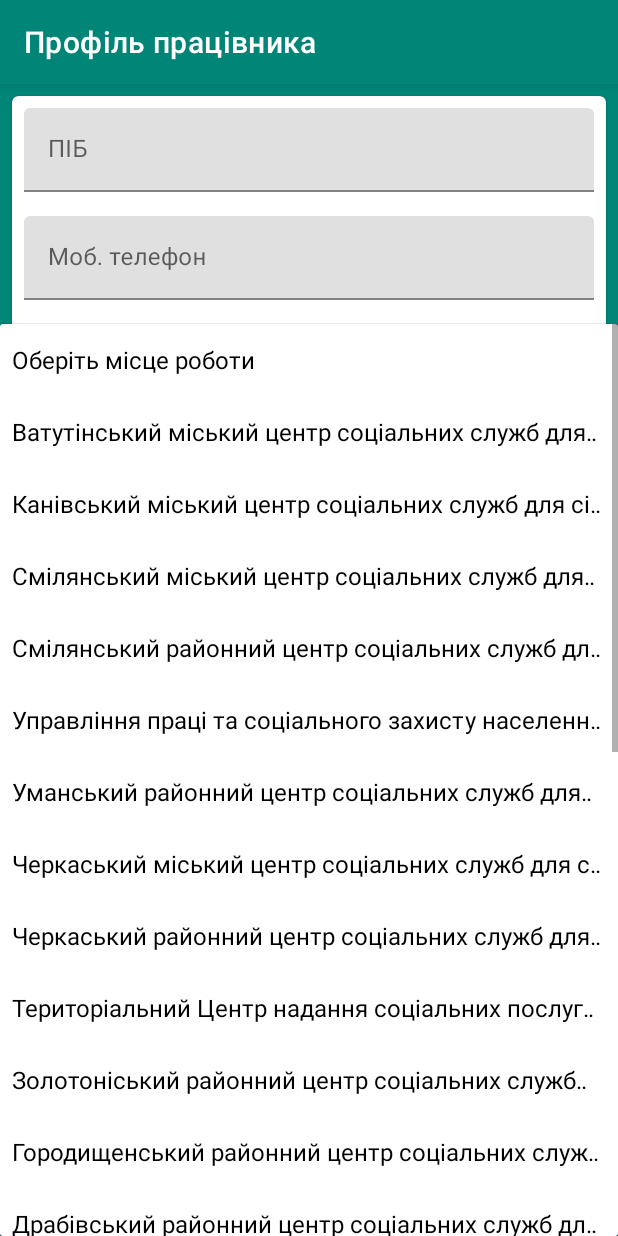
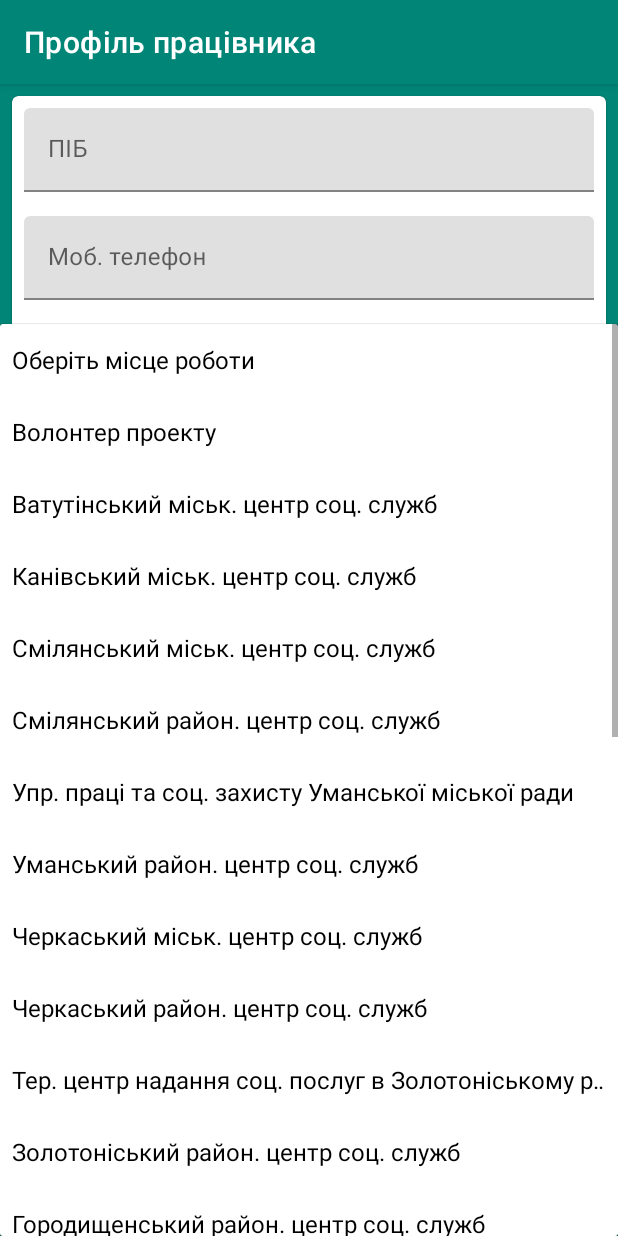
Before and after one commit to eveteranteam/VFaces, an Android app: the fragment ProfileFragment placed in its activity, after a tap on "Оберіть місце роботи", on a phone screen of 412 x 824 dp. Run offline under Robolectric (Android 15) with nearby library versions, the phone set to English and light mode, and no system bars; our stand-ins replace Firebase (no records; nobody signed in at launch, a user with empty details on screens opened directly); 1 statement that could not run was skipped.

Commit message:
Change phone number validation, bugfixing, messages

```diff
--- a/app/src/main/java/ua/gov/mva/vfaces/utils/InputValidationUtils.kt
+++ b/app/src/main/java/ua/gov/mva/vfaces/utils/InputValidationUtils.kt
@@ -7,13 +7,13 @@ object InputValidationUtils {
     private const val EMAIL_PATTERN =
         "^[_A-Za-z0-9-\\+]+(\\.[_A-Za-z0-9-]+)*@" + "[A-Za-z0-9-]+(\\.[A-Za-z0-9]+)*(\\.[A-Za-z]{2,})$"
 
+    private const val UA_PHONE_PATTERN = "^(0|\\+380)\\d{9}\$"
+
     private const val NAME_MINIMUM_LENGTH = 1
     private const val NAME_MAXIMUM_LENGTH = 30
     private const val PASSWORD_MINIMUM_LENGTH = 6
     private const val PASSWORD_MAXIMUM_LENGTH = 30
     private const val PHONE_MINIMUM_LENGTH = 10
-    private const val PHONE_LENGTH = 10
-    private const val PHONE_INTERNATIONAL_LENGTH = 13
 
     fun isEmailValid(email: String): Boolean {
         val pattern = Pattern.compile(EMAIL_PATTERN)
@@ -29,8 +29,8 @@ object InputValidationUtils {
     }
 
     fun isPhoneValid(phone: String) : Boolean {
-        val length = phone.length
-        return length == PHONE_INTERNATIONAL_LENGTH || length == PHONE_LENGTH
+        val pattern = Pattern.compile(UA_PHONE_PATTERN)
+        return pattern.matcher(phone).matches()
     }
 
     fun isPhoneTooShort(phone: String) : Boolean {
--- a/app/src/main/res/values/strings.xml
+++ b/app/src/main/res/values/strings.xml
@@ -37,7 +37,7 @@
     <string name="email_not_confirmed">Ви не підтвердили Email</string>
     <string name="wrong_credentials">Неправильний Email або пароль</string>
     <string name="wrong_data_field">Некоректні дані</string>
-    <string name="wrong_number">Номер повинен бути у форматі \'+XXX\' або \'0XX\'</string>
+    <string name="wrong_number">Номер повинен бути у форматі \'+380ХХХХХХХХХ\' або \'0ХХХХХХХХХ\'</string>
     <string name="wrong_number_too_short">Номен не повинен бути коротшим 10 символів</string>
 
     <!-- Auth screen -->
@@ -56,7 +56,7 @@
     <string name="sign_up_text">Зареєструватися</string>
     <string name="sign_up_title">Реєстрація</string>
     <string name="sign_up_successful">Реєстрація успішна!</string>
-    <string name="sign_up_verify_email">Для завершення необхідно підтвердити\nВашу Email адресу.\n\nІнструкцію з підтвердження було надіслало на\n%s.
+    <string name="sign_up_verify_email">Для завершення необхідно підтвердити\nВашу Email адресу.\n\nІнструкцію з підтвердження було надіслано на\n%s.
     </string>
     <string name="sign_up_success">%s успішно зареєстровано</string>
     <string name="sign_up_email_collision">На жаль Email %s вже зайнятий. Буль ласка, спробуйте інший.</string>
@@ -85,38 +85,39 @@
 
     <string-array name="profile_organisations_list">
         <item>Оберіть місце роботи</item>
-        <item>Ватутінський міський центр соціальних служб для сім’ї, дітей та молоді</item>
-        <item>Канівський міський центр соціальних служб для сім’ї, дітей та молоді</item>
-        <item>Смілянський міський центр соціальних служб для сім’ї, дітей та молоді</item>
-        <item>Смілянський районний центр соціальних служб для сім’ї, дітей та молоді</item>
-        <item>Управління праці та соціального захисту населення Уманської міської ради</item>
-        <item>Уманський районний центр соціальних служб для сім’ї, дітей та молоді</item>
-        <item>Черкаський міський центр соціальних служб для сім’ї, дітей та молоді</item>
-        <item>Черкаський районний центр соціальних служб для сім’ї, дітей та молоді</item>
-        <item>Територіальний Центр надання соціальних послуг в Золотоніському районі</item>
-        <item>Золотоніський районний центр соціальних служб для сім’ї, дітей та молоді</item>
-        <item>Городищенський районний центр соціальних служб для сім’ї, дітей та молоді</item>
-        <item>Драбівський районний центр соціальних служб для сім’ї, дітей та молоді</item>
-        <item>Жашківський районний центр соціальних служб для сім’ї, дітей та молоді</item>
-        <item>Звенигородський районний центр соціальних служб для сім’ї, дітей та молоді</item>
-        <item>Канівський районний центр соціальних служб для сім’ї, дітей та молоді</item>
-        <item>Катеринопільський районний центр соціальних служб для сім’ї, дітей та молоді</item>
-        <item>Кам’янський районний центр соціальних служб для сім’ї, дітей та молоді</item>
-        <item>Корсунь-Шевченківський районний центр соціальних служб для сім’ї, дітей та молоді</item>
-        <item>Лисянський районний центр соціальних служб для сім’ї, дітей та молоді</item>
-        <item>Маньківський районний центр соціальних служб для сім’ї, дітей та молоді</item>
-        <item>Монастирищенський районний центр соціальних служб для сім’ї, дітей та молоді</item>
-        <item>Тальнівський районний центр соціальних служб для сім’ї, дітей та молоді</item>
-        <item>Христинівський районний центр соціальних служб для сім’ї, дітей та молоді</item>
-        <item>Чигиринський районний центр соціальних служб для сім’ї, дітей та молоді</item>
-        <item>Чорнобаївський районний центр соціальних служб для сім’ї, дітей та молоді</item>
-        <item>Шполянський районний центр соціальних служб для сім’ї, дітей та молоді</item>
+        <item>Волонтер проекту</item>
+        <item>Ватутінський міськ. центр соц. служб</item>
+        <item>Канівський міськ. центр соц. служб</item>
+        <item>Смілянський міськ. центр соц. служб</item>
+        <item>Смілянський район. центр соц. служб</item>
+        <item>Упр. праці та соц. захисту Уманської міської ради</item>
+        <item>Уманський район. центр соц. служб</item>
+        <item>Черкаський міськ. центр соц. служб</item>
+        <item>Черкаський район. центр соц. служб</item>
+        <item>Тер. центр надання соц. послуг в Золотоніському районі</item>
+        <item>Золотоніський район. центр соц. служб</item>
+        <item>Городищенський район. центр соц. служб</item>
+        <item>Драбівський район. центр соц. служб</item>
+        <item>Жашківський район. центр соц. служб</item>
+        <item>Звенигородський район. центр соц. служб</item>
+        <item>Канівський район. центр соц. служб</item>
+        <item>Катеринопільський район. центр соц. служб</item>
+        <item>Кам’янський район. центр соц. служб</item>
+        <item>Корсунь-Шевченківський район. центр соц. служб</item>
+        <item>Лисянський район. центр соц. служб</item>
+        <item>Маньківський район. центр соц. служб</item>
+        <item>Монастирищенський район. центр соц. служб</item>
+        <item>Тальнівський район. центр соц. служб</item>
+        <item>Христинівський район. центр соц. служб</item>
+        <item>Чигиринський район. центр соц. служб</item>
+        <item>Чорнобаївський район. центр соц. служб</item>
+        <item>Шполянський район. центр соц. служб</item>
     </string-array>
 
     <!-- ProfilePrompt -->
     <string name="profile_prompt_title">Профіль працівника</string>
-    <string name="profile_prompt_fill_text">Щоб почати працювати з анкетами необхідно заповнити\nпрофіль соціального працівника.
-        \n\nЦе дасть можливість міністерству провести\nаналіз результатів опитування ветеранів.</string>
+    <string name="profile_prompt_fill_text">Щоб почати працювати з анкетами необхідно заповнити
+        \nпрофіль соціального працівника.</string>
     <string name="profile_prompt_fill_profile">Заповнити профіль</string>
     <string name="profile_prompt_switch_account">Змінити акаунт</string>
     <!-- Auth screen -->
```
